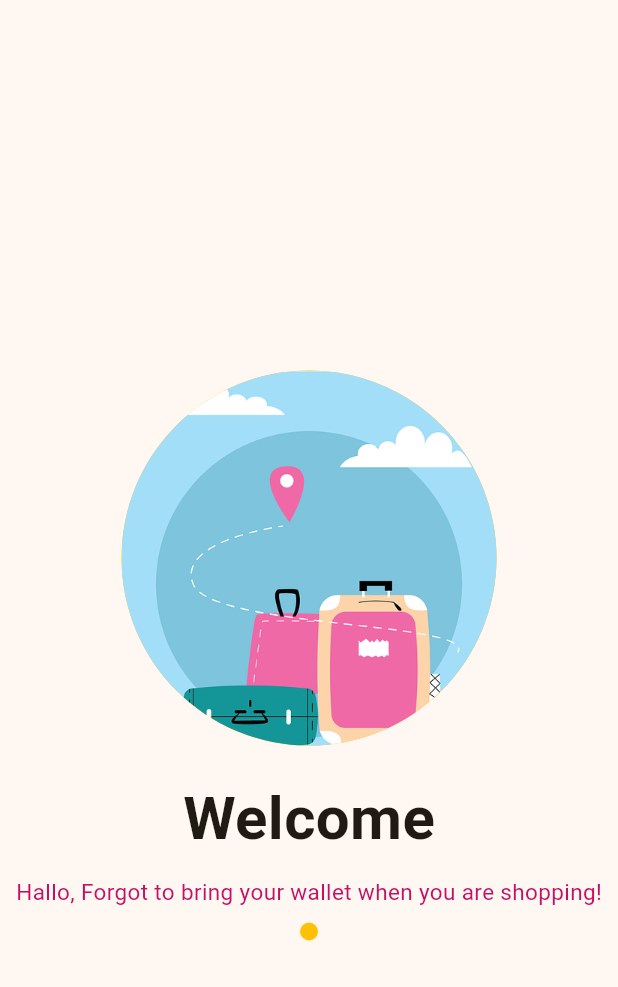
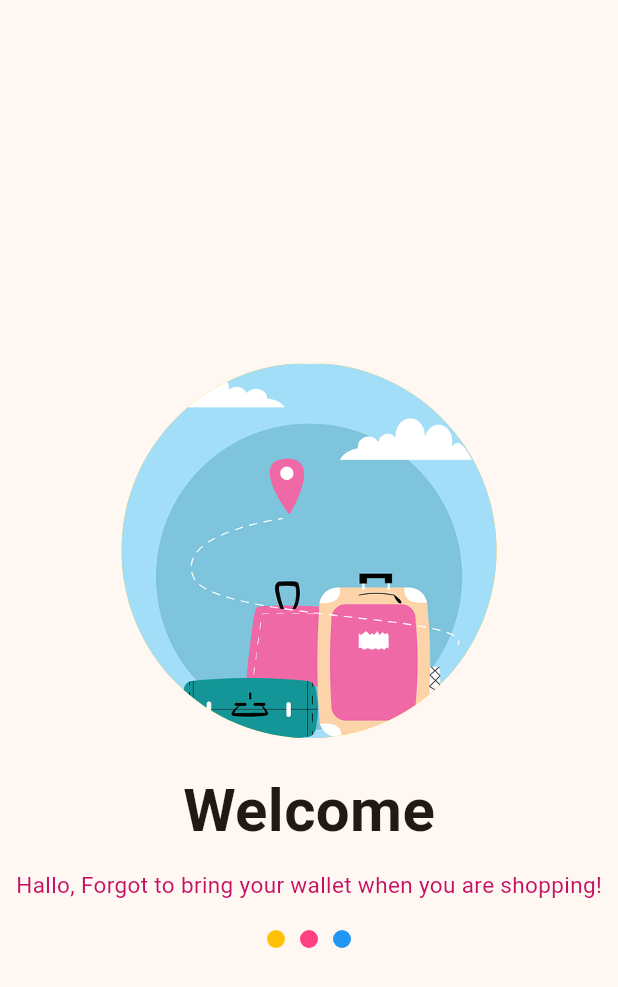
Before and after one commit to ginaa07/KB1179-1123150124-uts, a Flutter app: the screen it shows after launch, on a phone screen of 412 x 824 dp. Shown: the top 987 px of the screen. Run offline on Flutter 3.47's test engine with Material 3 defaults, Android fonts, the phone set to English and light mode, and no system bars.

Commit message:
penambahan bullet kecil 2 dan 3

```diff
--- a/lib/screen/splash_screen_1.dart
+++ b/lib/screen/splash_screen_1.dart
@@ -43,7 +43,7 @@ class SplashScreen1 extends StatelessWidget {
               color: Colors.pinkAccent[700],
             ),
           ),
-          SizedBox(height: 10),
+          SizedBox(height: 20),
           Row(
             mainAxisAlignment: MainAxisAlignment.center,
             children: [
@@ -55,6 +55,24 @@ class SplashScreen1 extends StatelessWidget {
                   color: Colors.amber,
                 ),
               ),
+              SizedBox(width: 10),
+              Container(
+                width: 12,
+                height: 12,
+                decoration: BoxDecoration(
+                  shape: BoxShape.circle,
+                  color: Colors.pinkAccent,
+                ),
+              ),
+              SizedBox(width: 10),
+              Container(
+                width: 12,
+                height: 12,
+                decoration: BoxDecoration(
+                shape: BoxShape.circle,
+                color: Colors.blue,
+                ),
+              ),
             ],
           )
         ],
```
Also changed, not shown: 1 other file.
